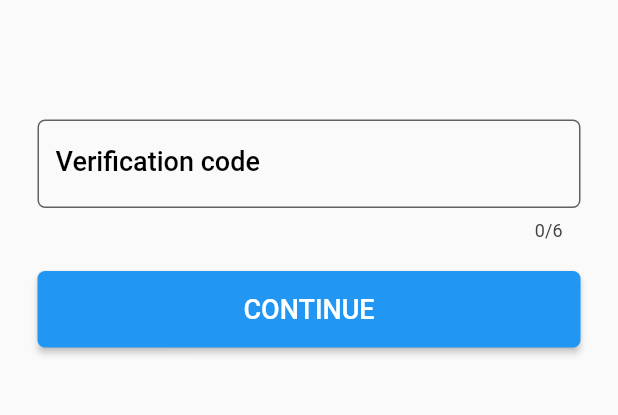
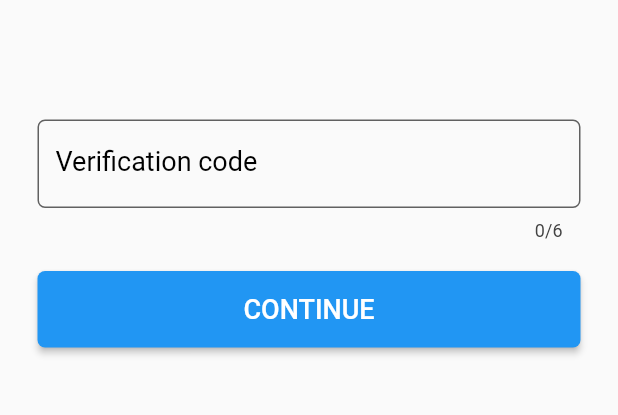
Before and after one commit to ben940531/eniachub_mobile_v011, a Flutter app: the screen it shows after launch, on a phone screen of 412 x 824 dp, the part 95-510 px from its top. Run offline on Flutter 3.47's test engine with Material 2 defaults, Android fonts, the phone set to English and light mode, and no system bars; our stand-ins replace charts_flutter, firebase_messaging, image_picker, shared_preferences, webview_flutter; missing offline and left inert: loading; accounts and stored records are empty.

Commit message:
minor changes

```diff
--- a/lib/main.dart
+++ b/lib/main.dart
@@ -39,7 +39,7 @@ class EniacHUBMobileApp extends StatelessWidget {
         errorColor: Colors.red,
         hintColor: Colors.grey[800],
         textTheme: TextTheme(
-          bodyText1: TextStyle(fontSize: 18.0, color: Colors.black),
+          body1: TextStyle(fontSize: 18.0, color: Colors.black),
           button: TextStyle(fontSize: 18.0, color: Colors.white),
         ),
         inputDecorationTheme: InputDecorationTheme(
--- a/lib/pages/company.dart
+++ b/lib/pages/company.dart
@@ -149,7 +149,7 @@ class _CompanyPageState extends State<CompanyPage>
                     children: <Widget>[
                       Text(
                         'Presence',
-                        style: Theme.of(context).textTheme.headline4,
+                        style: Theme.of(context).textTheme.headline,
                       ),
                       Expanded(
                         child: _barChart,
@@ -167,7 +167,7 @@ class _CompanyPageState extends State<CompanyPage>
               children: <Widget>[
                 Text(
                   'Doc chart',
-                  style: Theme.of(context).textTheme.headline4,
+                  style: Theme.of(context).textTheme.headline,
                 ),
                 Expanded(
                   child: charts.LineChart(
--- a/lib/pages/frontoffice.dart
+++ b/lib/pages/frontoffice.dart
@@ -88,7 +88,7 @@ class _FrontOfficePageState extends State<FrontOfficePage>
                 decoration: InputDecoration(
                     border: OutlineInputBorder(),
                     labelText: 'Document number',
-                    labelStyle: Theme.of(context).textTheme.bodyText1),
+                    labelStyle: Theme.of(context).textTheme.body1),
               ),
               Row(
                 mainAxisAlignment: MainAxisAlignment.spaceBetween,
--- a/lib/pages/login.dart
+++ b/lib/pages/login.dart
@@ -133,7 +133,7 @@ class _LoginPageState extends State<LoginPage> {
                                     border: UnderlineInputBorder(),
                                     labelText: 'Verification code',
                                     labelStyle: !_isError
-                                        ? Theme.of(context).textTheme.bodyText1
+                                        ? Theme.of(context).textTheme.body1
                                         : TextStyle(
                                             fontSize: 18.0, color: Colors.red),
                                     // labelStyle:
--- a/pubspec.yaml
+++ b/pubspec.yaml
@@ -23,13 +23,13 @@ dependencies:
   # The following adds the Cupertino Icons font to your application.
   # Use with the CupertinoIcons class for iOS style icons.
   cupertino_icons: ^0.1.2
-  shared_preferences: ^0.5.6+1
+  shared_preferences: ^0.5.8
   # flutter_easyloading: ^1.0.1
   charts_flutter: ^0.8.1
   flutter_launcher_icons: "^0.7.3"
   http: ^0.12.0+4
   image_picker: ^0.6.3+1
-  firebase_messaging: ^6.0.9
+  firebase_messaging: ^6.0.16
   path_provider:
   path:
   webview_flutter: ^0.3.19+8
```
Also changed, not shown: pubspec.lock.
